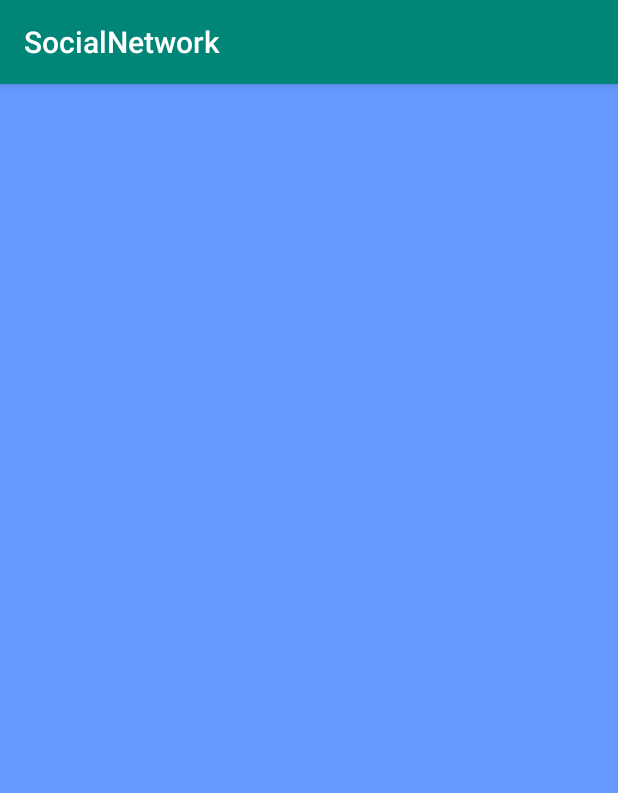
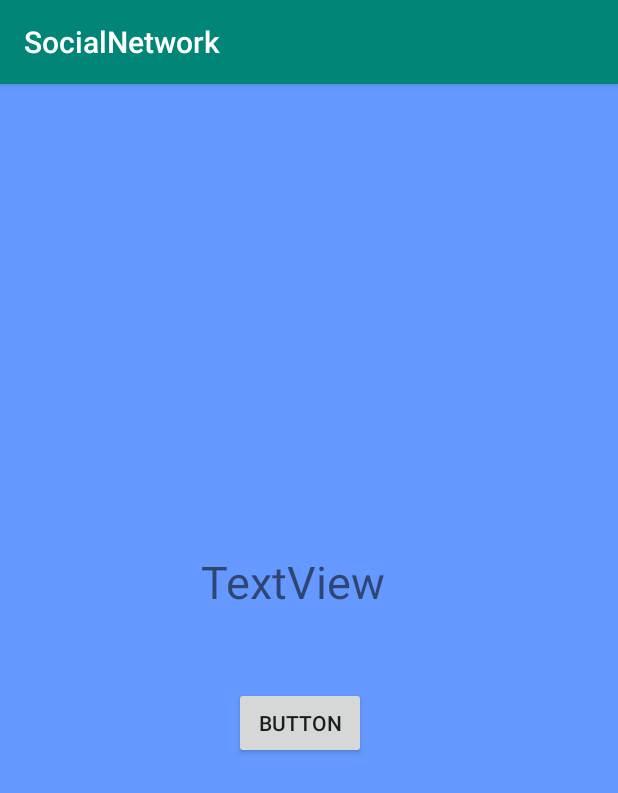
Before and after one commit to hquanitute/SocialNetwork, an Android app: the fragment Fragment_Chating shown on its own in the app's theme, on a phone screen of 412 x 824 dp. Shown: the top 793 px of the screen. Run offline under Robolectric (Android 15) with nearby library versions, the phone set to English and light mode, and no system bars; our stand-ins replace Firebase (no records; nobody signed in at launch, a user with empty details on screens opened directly).

Commit message:
phuc commit
phuc commit

```diff
--- a/app/build.gradle
+++ b/app/build.gradle
@@ -29,5 +29,8 @@ dependencies {
     implementation 'com.android.support:cardview-v7:28.0.0'
     implementation 'com.android.support:design:28.0.0'
     implementation 'com.google.firebase:firebase-database:17.0.0'
+    //Phuc
+    implementation 'com.google.firebase:firebase-auth:17.0.0'
+
 }
 apply plugin: 'com.google.gms.google-services'
--- a/app/src/main/java/com/example/socialnetwork/Fragment/Fragment_Chating.java
+++ b/app/src/main/java/com/example/socialnetwork/Fragment/Fragment_Chating.java
@@ -1,21 +1,88 @@
 package com.example.socialnetwork.Fragment;
 
 import android.os.Bundle;
+import android.support.annotation.NonNull;
 import android.support.v4.app.Fragment;
 import android.view.LayoutInflater;
 import android.view.View;
 import android.view.ViewGroup;
+import android.widget.Button;
+import android.widget.TextView;
+import android.widget.Toast;
 
 import com.example.socialnetwork.R;
+import com.google.android.gms.tasks.OnCompleteListener;
+import com.google.android.gms.tasks.Task;
+import com.google.firebase.auth.AuthResult;
+import com.google.firebase.auth.FirebaseAuth;
+import com.google.firebase.auth.FirebaseUser;
+import com.google.firebase.database.DatabaseReference;
+import com.google.firebase.database.FirebaseDatabase;
+
+import java.util.HashMap;
 
 public class Fragment_Chating extends Fragment {
     View view;
+    TextView textView;
+    Button btnDangki;
+    FirebaseAuth firebaseAuth;
+    FirebaseUser firebaseUser;
+    DatabaseReference databaseReference;
+    String userid;
     @Override
     public void onCreate(Bundle savedInstanceState) {
         super.onCreate(savedInstanceState);
     }
     public View onCreateView(LayoutInflater inflater, ViewGroup container, Bundle savedInstanceState) {
         view = inflater.inflate(R.layout.activity_fragment__chating, container, false);
+
+
+        connectView();
+        firebaseAuth=FirebaseAuth.getInstance();
+//        userid="phucvo";
+//        firebaseUser= FirebaseAuth.getInstance().getCurrentUser();
+//        databaseReference= FirebaseDatabase.getInstance().getReference("User").child(userid);
+        btnDangki.setOnClickListener(new View.OnClickListener() {
+            @Override
+            public void onClick(View v) {
+                createUser("phuckv","123","vophuc3@gmail.com");
+            }
+        });
+
         return view;
     }
+
+    private void connectView() {
+        textView=view.findViewById(R.id.textView);
+        btnDangki=view.findViewById(R.id.btnDangki);
+    }
+
+    public void createUser(final String username, String password, String email){
+        firebaseAuth.createUserWithEmailAndPassword(email,password).addOnCompleteListener(new OnCompleteListener<AuthResult>() {
+            @Override
+            public void onComplete(@NonNull Task<AuthResult> task) {
+                if(task.isSuccessful()){
+                    firebaseUser=firebaseAuth.getCurrentUser();
+                    String userid=firebaseUser.getUid();
+                    databaseReference=FirebaseDatabase.getInstance().getReference("Users").child(userid);
+
+                    HashMap<String,String> hashMap=new HashMap<>();
+                    hashMap.put("id",userid);
+                    hashMap.put("username","phucvo");
+                    hashMap.put("imageURL","default");
+
+                    databaseReference.setValue(hashMap).addOnCompleteListener(new OnCompleteListener<Void>() {
+                        @Override
+                        public void onComplete(@NonNull Task<Void> task) {
+                            if(task.isSuccessful()){
+                                textView.setText("Thanh cong!");
+                            }
+                        }
+                    });
+                }
+            }
+        });
+    }
+
+
 }
--- a/app/src/main/res/layout/activity_fragment__chating.xml
+++ b/app/src/main/res/layout/activity_fragment__chating.xml
@@ -1,5 +1,5 @@
 <?xml version="1.0" encoding="utf-8"?>
-<android.support.constraint.ConstraintLayout xmlns:android="http://schemas.android.com/apk/res/android"
+<RelativeLayout xmlns:android="http://schemas.android.com/apk/res/android"
     xmlns:app="http://schemas.android.com/apk/res-auto"
     xmlns:tools="http://schemas.android.com/tools"
     android:layout_width="match_parent"
@@ -7,4 +7,25 @@
     tools:context=".Fragment_Chating"
     android:background="#6699FF">
 
-</android.support.constraint.ConstraintLayout>
+
+    <TextView
+        android:id="@+id/textView"
+        android:layout_width="wrap_content"
+        android:layout_height="wrap_content"
+        android:layout_alignParentStart="true"
+        android:layout_alignParentTop="true"
+        android:layout_marginStart="134dp"
+        android:layout_marginTop="311dp"
+        android:text="TextView"
+        android:textSize="30sp" />
+
+    <Button
+        android:id="@+id/btnDangki"
+        android:layout_width="wrap_content"
+        android:layout_height="wrap_content"
+        android:layout_alignParentStart="true"
+        android:layout_alignParentTop="true"
+        android:layout_marginStart="156dp"
+        android:layout_marginTop="402dp"
+        android:text="Button" />
+</RelativeLayout>
```
Also changed, not shown: 1 other file.
